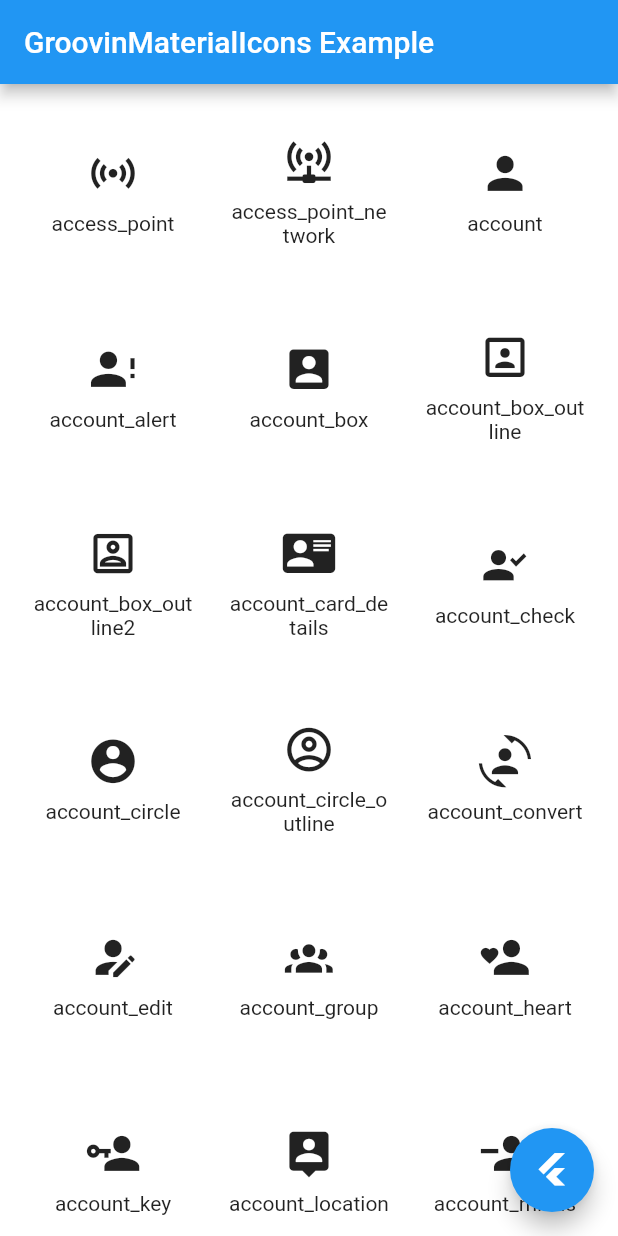
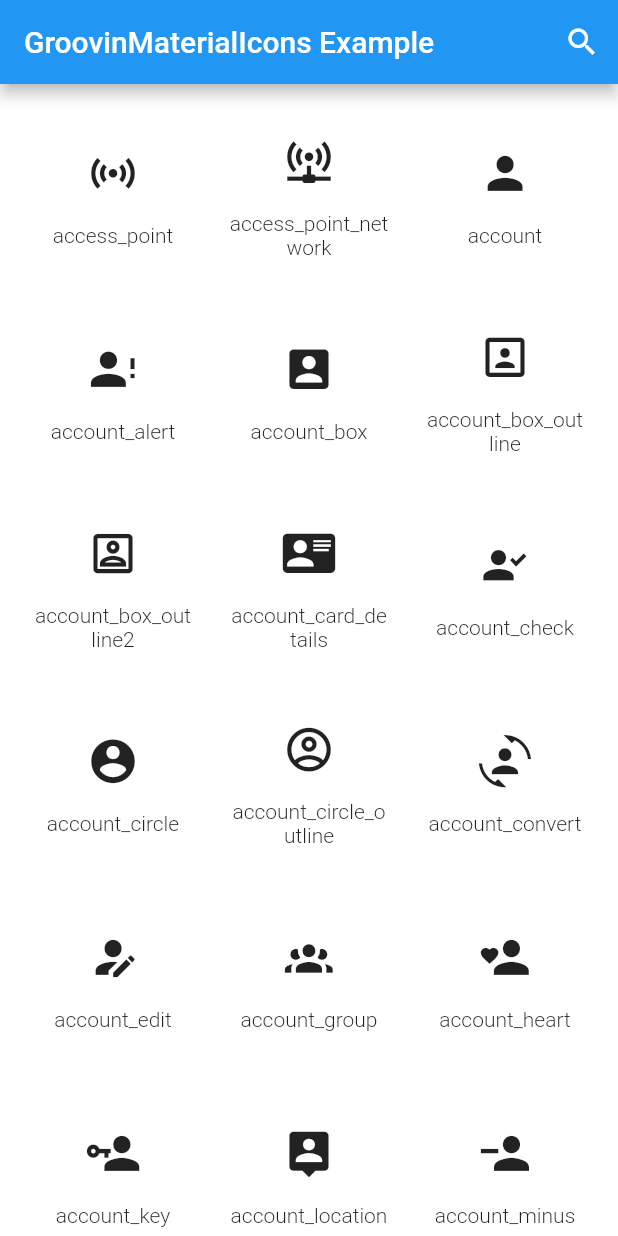
Before and after one commit to GroovinChip/groovin_material_icons, a Flutter app: the screen it shows after launch, on a phone screen of 412 x 824 dp. Run offline on Flutter 3.47's test engine with Material 2 defaults, Android fonts, the phone set to English and light mode, and no system bars; missing offline and left inert: draggable_scrollbar.

Commit message:
Added search and a display page for icons.

```diff
--- a/example/lib/main.dart
+++ b/example/lib/main.dart
@@ -1,7 +1,9 @@
+import 'package:draggable_scrollbar/draggable_scrollbar.dart';
 import 'package:flutter/material.dart';
-import 'package:groovin_material_icons/groovin_material_icons.dart';
 import 'package:groovin_material_icons_testapp/icon_map.dart';
-import 'package:draggable_scrollbar/draggable_scrollbar.dart';
+import 'package:groovin_material_icons_testapp/search.dart';
+
+import 'icon_display.dart';
 
 void main() => runApp(MyApp());
 
@@ -10,6 +12,7 @@ class MyApp extends StatelessWidget {
   @override
   Widget build(BuildContext context) {
     return MaterialApp(
+      debugShowCheckedModeBanner: false,
       title: 'Flutter Demo',
       theme: ThemeData(
         primarySwatch: Colors.blue,
@@ -30,9 +33,10 @@ class MyHomePage extends StatefulWidget {
 
 class _MyHomePageState extends State<MyHomePage> {
   var scrollController = ScrollController();
-  var fabIcon = GroovinMaterialIcons.flutter;
+  var fabIcon = Icons.search;
   Function refreshFab;
   var iconList;
+
   @override
   void initState() {
     iconList = iconMap
@@ -54,6 +58,13 @@ class _MyHomePageState extends State<MyHomePage> {
       backgroundColor: Colors.white,
       appBar: AppBar(
         title: Text(widget.title),
+        actions: <Widget>[
+          IconButton(
+              icon: Icon(Icons.search),
+              onPressed: () {
+                showSearch(context: context, delegate: IconSearch());
+              })
+        ],
       ),
       body: DraggableScrollbar.rrect(
         backgroundColor: Theme.of(context).primaryColor,
@@ -70,15 +81,11 @@ class _MyHomePageState extends State<MyHomePage> {
           },
         ),
       ),
-      floatingActionButton: FloatingActionButton(
-        onPressed: () {},
-        child: Icon(fabIcon),
-      ),
     );
   }
 }
 
-class IconCard extends StatefulWidget {
+class IconCard extends StatelessWidget {
   final String title;
   final IconData icon;
 
@@ -88,46 +95,37 @@ class IconCard extends StatefulWidget {
     this.icon,
   }) : super(key: key);
 
-  @override
-  IconCardState createState() {
-    return new IconCardState();
-  }
-}
+  final double elevation = 0.0;
+  final double iconSize = 35.0;
 
-class IconCardState extends State<IconCard> {
-  double elevation = 0.0;
-  double iconSize = 35.0;
-
-  FontWeight fontWeight;
+  final FontWeight fontWeight = FontWeight.w300;
 
   @override
   Widget build(BuildContext context) {
-    return GestureDetector(
-      onTap: () async {
-        setState(() {
-          //elevation = (elevation == 0.0) ? 5.0 : 0.0;
-          iconSize += 1;
-        });
-        await Future.delayed(Duration(milliseconds: 200));
-        setState(() {
-          // elevation = (elevation == 0.0) ? 5.0 : 0.0;
-          iconSize -= 1;
-        });
-      },
-      child: Card(
+    return Card(
       elevation: elevation,
       child: Center(
         child: Column(
           mainAxisAlignment: MainAxisAlignment.center,
           children: <Widget>[
-              Icon(
-                widget.icon,
-                size: iconSize,
+            IconButton(
+              icon: Icon(icon),
+              iconSize: iconSize,
+              onPressed: () {
+                Navigator.of(context)
+                    .push(MaterialPageRoute(builder: (BuildContext context) {
+                  return IconDisplay(
+                    title: title,
+                    iconData: icon,
+                    showAppBar: true,
+                  );
+                }));
+              },
             ),
             Padding(
               padding: const EdgeInsets.all(8.0),
               child: Text(
-                  widget.title,
+                title,
                 textAlign: TextAlign.center,
                 style: TextStyle(fontWeight: fontWeight),
               ),
@@ -135,7 +133,6 @@ class IconCardState extends State<IconCard> {
           ],
         ),
       ),
-      ),
     );
   }
 }
```
Also changed, not shown: example/lib/icon_display.dart (added, +58 -0 lines), example/lib/search.dart (added, +62 -0 lines), example/pubspec.lock, pubspec.lock, 1 other file. Lines whose indentation alone changed are shown as unchanged.
